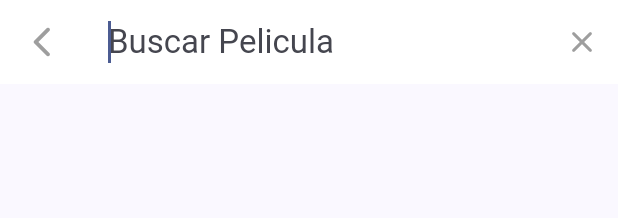
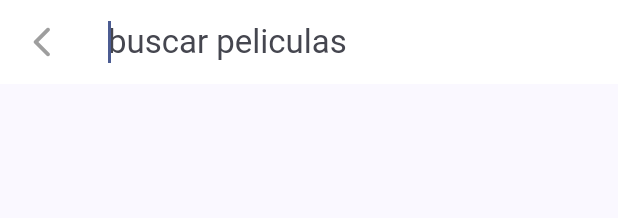
Before and after one commit to bjjdiaz209/cipediaPR, a Flutter app: the CustomAppbar widget shown alone on an empty page, opened directly, after a tap on the "search" icon, on a phone screen of 412 x 824 dp. Shown: the top 218 px of the screen. Run offline on Flutter 3.47's test engine with Material 3 defaults, Android fonts, the light colour scheme and no system bars; our stand-ins replace animate_do, card_swiper, dio, flutter_dotenv, flutter_riverpod, go_router; network calls fail.

Commit message:
search provider,state search,bulidresults,refact repeat ,loadind indicator

```diff
--- a/lib/infrastucture/datasources/moviedb_datasource.dart
+++ b/lib/infrastucture/datasources/moviedb_datasource.dart
@@ -68,6 +68,8 @@ class MoviedbDatasource extends MoviesDatasource {
 
   @override
   Future<List<Movie>> searchMovies(String query) async {
+    if (query.isEmpty) return [];
+
     final response =
         await dio.get('/search/movie', queryParameters: {'query': query});
 
--- a/lib/presentation/delegates/search_movie_delegate.dart
+++ b/lib/presentation/delegates/search_movie_delegate.dart
@@ -9,38 +9,88 @@ typedef SearchMoviesCallback = Future<List<Movie>> Function(String query);
 
 class SearchMovieDelegate extends SearchDelegate<Movie?> {
   final SearchMoviesCallback searchMovies;
+  List<Movie> initialMovies;
+
   StreamController<List<Movie>> debouncedMovies = StreamController.broadcast();
+  StreamController<bool> isLoadingStream = StreamController.broadcast();
+
   Timer? _debounceTimer;
-  SearchMovieDelegate({required this.searchMovies});
+
+  SearchMovieDelegate({
+    required this.searchMovies,
+    required this.initialMovies,
+  }) : super(searchFieldLabel: 'buscar peliculas');
 
   void clearStreams() {
     debouncedMovies.close();
   }
 
   void _onQueryChanged(String query) {
+    isLoadingStream.add(true);
+
     if (_debounceTimer?.isActive ?? false) _debounceTimer!.cancel();
 
     _debounceTimer = Timer(const Duration(milliseconds: 500), () async {
-      if (query.isEmpty) {
-        debouncedMovies.add([]);
-        return;
-      }
+      //if (query.isEmpty) {
+      //debouncedMovies.add([]);
+      //return;
+      //}
 
       final movies = await searchMovies(query);
+      initialMovies = movies;
       debouncedMovies.add(movies);
+      isLoadingStream.add(false);
     });
   }
 
-  @override
-  String get searchFieldLabel => 'Buscar Pelicula';
+  Widget buildResultsAndSuggestions() {
+    return StreamBuilder(
+        initialData: initialMovies,
+        stream: debouncedMovies.stream,
+        builder: (context, snapshot) {
+          final movies = snapshot.data ?? [];
+
+          return ListView.builder(
+            itemCount: movies.length,
+            itemBuilder: (context, index) => _MovieItem(
+              movie: movies[index],
+              onMovieSelected: (context, movie) {
+                clearStreams();
+                close(context, movie);
+              },
+            ),
+          );
+        });
+  }
+
+  //@override
+  //String get searchFieldLabel => 'Buscar Pelicula';
 
   @override
   List<Widget>? buildActions(BuildContext context) {
     return [
-      FadeIn(
-        child: IconButton(
-            onPressed: () => query = '', icon: const Icon(Icons.clear_rounded)),
-      )
+      StreamBuilder(
+        initialData: false,
+        stream: isLoadingStream.stream,
+        builder: (context, snapshot) {
+          if (snapshot.data ?? false) {
+            return SpinPerfect(
+              duration: const Duration(seconds: 20),
+              spins: 10,
+              infinite: true,
+              child: IconButton(
+                  onPressed: () => query = '',
+                  icon: const Icon(Icons.refresh_rounded)),
+            );
+          }
+          return FadeIn(
+            animate: query.isNotEmpty,
+            child: IconButton(
+                onPressed: () => query = '',
+                icon: const Icon(Icons.clear_rounded)),
+          );
+        },
+      ),
     ];
   }
 
@@ -56,30 +106,14 @@ class SearchMovieDelegate extends SearchDelegate<Movie?> {
 
   @override
   Widget buildResults(BuildContext context) {
-    return const Text('BuildResults');
+    return buildResultsAndSuggestions();
   }
 
   @override
   Widget buildSuggestions(BuildContext context) {
     _onQueryChanged(query);
 
-    return StreamBuilder(
-        //future: searchMovies(query),
-        stream: debouncedMovies.stream,
-        builder: (context, snapshot) {
-          final movies = snapshot.data ?? [];
-
-          return ListView.builder(
-            itemCount: movies.length,
-            itemBuilder: (context, index) => _MovieItem(
-              movie: movies[index],
-              onMovieSelected: (context, movie) {
-                clearStreams();
-                close(context, movie);
-              },
-            ),
-          );
-        });
+    return buildResultsAndSuggestions();
   }
 }
 
--- a/lib/presentation/providers/providers.dart
+++ b/lib/presentation/providers/providers.dart
@@ -5,3 +5,4 @@ export 'movies/movies_providers.dart';
 export 'movies/movie_repository_provider.dart';
 export 'movies/movies_slideshow_provider.dart';
 export 'movies/initial_loading_provider.dart';
+export 'search/search_movies_provider.dart';
--- /dev/null
+++ b/lib/presentation/providers/search/search_movies_provider.dart
@@ -0,0 +1,33 @@
+import 'package:cinepediab/domain/entities/movie.dart';
+import 'package:cinepediab/presentation/providers/movies/movie_repository_provider.dart';
+import 'package:flutter/material.dart';
+import 'package:flutter_riverpod/flutter_riverpod.dart';
+
+final searchQueryProvider = StateProvider<String>((ref) => '');
+
+final searchedMoviesProvider =
+    StateNotifierProvider<SearchedMoviesNotifier, List<Movie>>((ref) {
+  final movieRepository = ref.read(movieRepositoryProvider);
+
+  return SearchedMoviesNotifier(
+    searchMovies: movieRepository.searchMovies,
+    ref: ref,
+  );
+});
+
+typedef SearchMoviesCallback = Future<List<Movie>> Function(String query);
+
+class SearchedMoviesNotifier extends StateNotifier<List<Movie>> {
+  final SearchMoviesCallback searchMovies;
+  final Ref ref;
+  SearchedMoviesNotifier({required this.ref, required this.searchMovies})
+      : super([]);
+
+  Future<List<Movie>> searchMoviesByQuery(String query) async {
+    final List<Movie> movies = await searchMovies(query);
+    ref.read(searchQueryProvider.notifier).update((state) => query);
+
+    state = movies;
+    return movies;
+  }
+}
--- a/lib/presentation/widgets/shared/custom_appbar.dart
+++ b/lib/presentation/widgets/shared/custom_appbar.dart
@@ -1,6 +1,7 @@
 import 'package:cinepediab/domain/entities/movie.dart';
 import 'package:cinepediab/presentation/delegates/search_movie_delegate.dart';
 import 'package:cinepediab/presentation/providers/movies/movie_repository_provider.dart';
+import 'package:cinepediab/presentation/providers/providers.dart';
 import 'package:flutter/material.dart';
 import 'package:flutter_riverpod/flutter_riverpod.dart';
 import 'package:go_router/go_router.dart';
@@ -26,12 +27,17 @@ class CustomAppbar extends ConsumerWidget {
             const Spacer(),
             IconButton(
                 onPressed: () {
-                  final movieRepository = ref.read(movieRepositoryProvider);
+                  final searchedMovies = ref.read(searchedMoviesProvider);
+                  final searchQuery = ref.read(searchQueryProvider);
 
                   showSearch<Movie?>(
+                          query: searchQuery,
                           context: context,
                           delegate: SearchMovieDelegate(
-                              searchMovies: movieRepository.searchMovies))
+                              initialMovies: searchedMovies,
+                              searchMovies: ref
+                                  .read(searchedMoviesProvider.notifier)
+                                  .searchMoviesByQuery))
                       .then((movie) {
                     if (movie == null) return;
 
```
